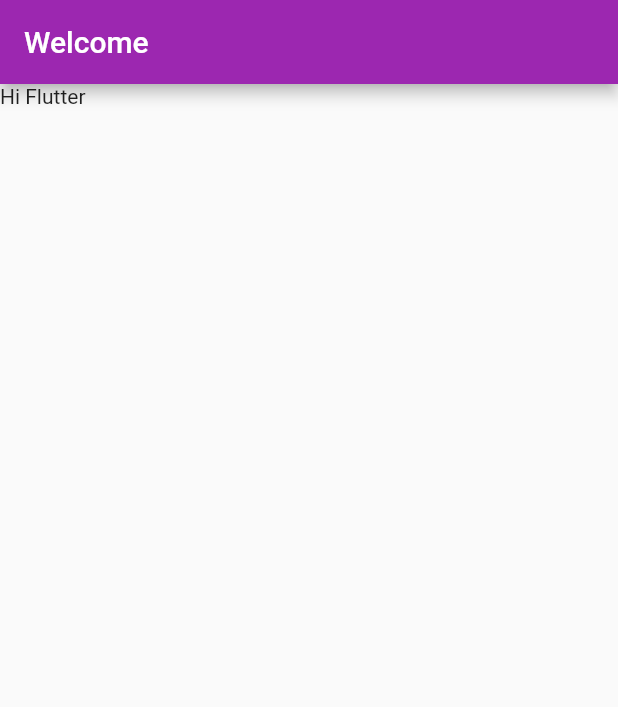
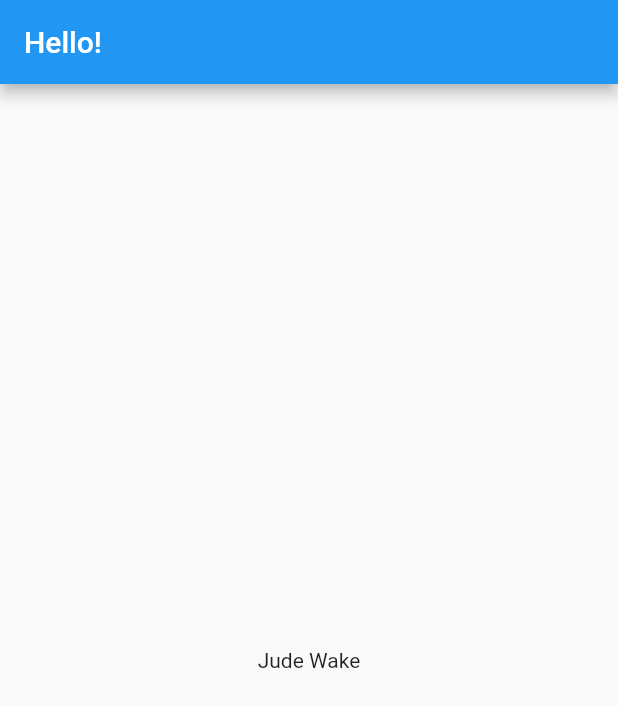
Before and after one commit to James-Njeru/flutter, a Flutter app: the screen it shows after launch, on a phone screen of 412 x 824 dp. Shown: the top 707 px of the screen. Run offline on Flutter 3.47's test engine with Material 2 defaults, Android fonts, the phone set to English and light mode, and no system bars.

Commit message:
passing data in widgets

```diff
--- a/lib/main.dart
+++ b/lib/main.dart
@@ -1,27 +1,14 @@
-
 import 'package:flutter/material.dart';
 
-void main(){
-  runApp(MyWidgets());
+import './person.dart';
+
+void main() => runApp(const FlutterApp());
+
+class FlutterApp extends StatelessWidget{
+  const FlutterApp({Key? key}) : super(key: key);
+
+  @override
+  Widget build(BuildContext context){
+    return Person(firstName: 'Jude', lastName: 'Wake');
+  }
 }
-
-class MyWidgets extends StatelessWidget{
-  @override
-  Widget build(BuildContext context) {
-    // TODO: implement build
-    return MaterialApp(
-      theme: ThemeData(
-        primarySwatch: Colors.purple,
-      ),
-      home: Scaffold(
-        appBar: AppBar(
-          title: Text('Welcome'),
-        ),
-        body: Container(
-          child: Text('Hi Flutter'),
-        ),
-      ),
-    );
-  }
-
-}
--- /dev/null
+++ b/lib/person.dart
@@ -0,0 +1,23 @@
+
+import 'package:flutter/material.dart';
+
+class Person extends StatelessWidget{
+  final String firstName;
+  final String lastName;
+
+  Person({required this.firstName, required this.lastName});
+
+  @override
+  Widget build(BuildContext context){
+    return MaterialApp(
+      home: Scaffold(
+        appBar: AppBar(
+          title: const Text('Hello!'),
+        ),
+        body: Center(
+          child: Text('$firstName $lastName'),
+        ),
+      ),
+    );
+  }
+}
```
Also changed, not shown: pubspec.lock.
